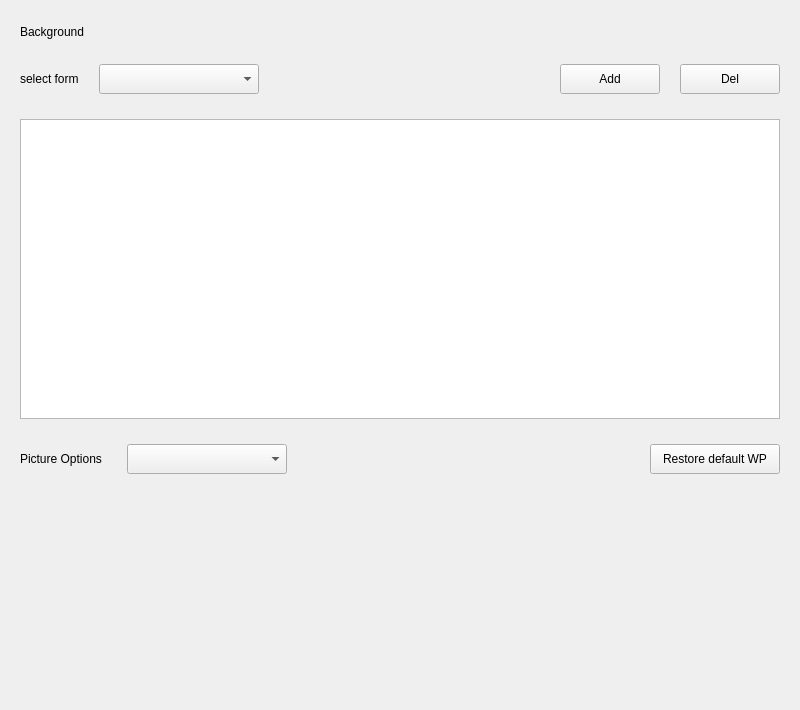
Above: plugins/personalized/wallpaper/wallpaper.ui from ukui/ukui-control-center before the change. Below: the same form after it.
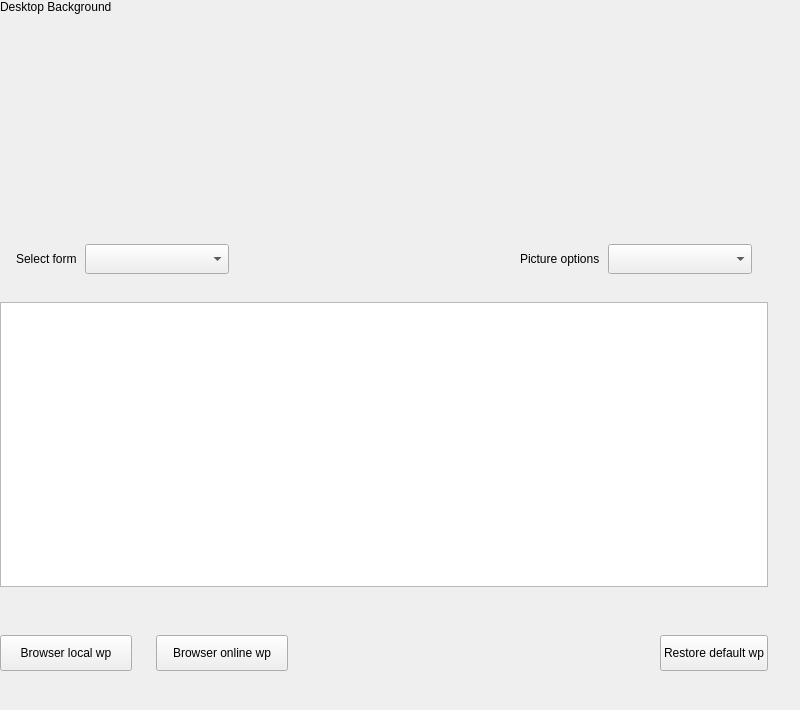
That is the form after the change.

Diff of the .ui file:
```diff
--- a/plugins/personalized/wallpaper/wallpaper.ui
+++ b/plugins/personalized/wallpaper/wallpaper.ui
@@ -27,7 +27,7 @@
   </property>
   <layout class="QVBoxLayout" name="verticalLayout_2">
    <property name="spacing">
-    <number>0</number>
+    <number>2</number>
    </property>
    <property name="leftMargin">
     <number>0</number>
@@ -36,32 +36,13 @@
     <number>0</number>
    </property>
    <property name="rightMargin">
-    <number>0</number>
+    <number>32</number>
    </property>
    <property name="bottomMargin">
-    <number>0</number>
+    <number>30</number>
    </property>
    <item>
-    <widget class="QStackedWidget" name="StackedWidget">
-     <widget class="QWidget" name="Page1">
-      <layout class="QVBoxLayout" name="verticalLayout">
-       <property name="spacing">
-        <number>25</number>
-       </property>
-       <property name="leftMargin">
-        <number>20</number>
-       </property>
-       <property name="topMargin">
-        <number>25</number>
-       </property>
-       <property name="rightMargin">
-        <number>20</number>
-       </property>
-       <property name="bottomMargin">
-        <number>0</number>
-       </property>
-       <item>
-        <widget class="QLabel" name="label">
+    <widget class="QLabel" name="titleLabel">
          <property name="sizePolicy">
           <sizepolicy hsizetype="Fixed" vsizetype="Fixed">
            <horstretch>0</horstretch>
@@ -69,23 +50,127 @@
           </sizepolicy>
          </property>
          <property name="text">
-          <string>Background</string>
-         </property>
-         <property name="scaledContents">
-          <bool>true</bool>
-         </property>
-         <property name="stylesize" stdset="0">
-          <string notr="true">title1#</string>
+      <string>Desktop Background</string>
          </property>
         </widget>
        </item>
+   <item>
+    <spacer name="verticalSpacer">
+     <property name="orientation">
+      <enum>Qt::Vertical</enum>
+     </property>
+     <property name="sizeType">
+      <enum>QSizePolicy::Fixed</enum>
+     </property>
+     <property name="sizeHint" stdset="0">
+      <size>
+       <width>20</width>
+       <height>14</height>
+      </size>
+     </property>
+    </spacer>
+   </item>
        <item>
         <layout class="QHBoxLayout" name="horizontalLayout">
+     <item>
+      <widget class="QLabel" name="previewLabel">
+       <property name="sizePolicy">
+        <sizepolicy hsizetype="Fixed" vsizetype="Fixed">
+         <horstretch>0</horstretch>
+         <verstretch>0</verstretch>
+        </sizepolicy>
+       </property>
+       <property name="minimumSize">
+        <size>
+         <width>300</width>
+         <height>180</height>
+        </size>
+       </property>
+       <property name="maximumSize">
+        <size>
+         <width>300</width>
+         <height>180</height>
+        </size>
+       </property>
+       <property name="text">
+        <string/>
+       </property>
+      </widget>
+     </item>
+     <item>
+      <spacer name="horizontalSpacer_2">
+       <property name="orientation">
+        <enum>Qt::Horizontal</enum>
+       </property>
+       <property name="sizeHint" stdset="0">
+        <size>
+         <width>40</width>
+         <height>20</height>
+        </size>
+       </property>
+      </spacer>
+     </item>
+    </layout>
+   </item>
+   <item>
+    <spacer name="verticalSpacer_2">
+     <property name="orientation">
+      <enum>Qt::Vertical</enum>
+     </property>
+     <property name="sizeType">
+      <enum>QSizePolicy::Fixed</enum>
+     </property>
+     <property name="sizeHint" stdset="0">
+      <size>
+       <width>20</width>
+       <height>22</height>
+      </size>
+     </property>
+    </spacer>
+   </item>
+   <item>
+    <widget class="QWidget" name="switchWidget" native="true">
+     <property name="minimumSize">
+      <size>
+       <width>0</width>
+       <height>50</height>
+      </size>
+     </property>
+     <property name="maximumSize">
+      <size>
+       <width>16777215</width>
+       <height>50</height>
+      </size>
+     </property>
+     <layout class="QHBoxLayout" name="horizontalLayout_3">
          <property name="spacing">
-          <number>20</number>
-         </property>
+       <number>0</number>
+      </property>
+      <property name="leftMargin">
+       <number>0</number>
+      </property>
+      <property name="topMargin">
+       <number>0</number>
+      </property>
+      <property name="rightMargin">
+       <number>0</number>
+      </property>
+      <property name="bottomMargin">
+       <number>0</number>
+      </property>
          <item>
-          <widget class="QLabel" name="label_2">
+       <layout class="QHBoxLayout" name="horizontalLayout_2">
+        <property name="spacing">
+         <number>8</number>
+        </property>
+        <property name="leftMargin">
+         <number>16</number>
+        </property>
+        <property name="rightMargin">
+         <number>16</number>
+        </property>
+        <item>
+         <widget class="QLabel" name="label_3">
            <property name="sizePolicy">
             <sizepolicy hsizetype="Fixed" vsizetype="Fixed">
              <horstretch>0</horstretch>
@@ -93,24 +178,21 @@
             </sizepolicy>
            </property>
            <property name="text">
-            <string>select form</string>
-           </property>
-           <property name="scaledContents">
-            <bool>true</bool>
-           </property>
+           <string>Select form</string>
+          </property>
           </widget>
          </item>
          <item>
-          <widget class="QComboBox" name="formComboBox">
+         <widget class="QComboBox" name="formComBox">
            <property name="minimumSize">
             <size>
-             <width>160</width>
+            <width>144</width>
              <height>30</height>
             </size>
            </property>
            <property name="maximumSize">
             <size>
-             <width>160</width>
+            <width>144</width>
              <height>30</height>
             </size>
            </property>
@@ -121,6 +203,9 @@
            <property name="orientation">
             <enum>Qt::Horizontal</enum>
            </property>
+          <property name="sizeType">
+           <enum>QSizePolicy::Expanding</enum>
+          </property>
            <property name="sizeHint" stdset="0">
             <size>
              <width>40</width>
@@ -130,108 +215,113 @@
           </spacer>
          </item>
          <item>
-          <widget class="QPushButton" name="addPushBtn">
-           <property name="minimumSize">
-            <size>
-             <width>100</width>
-             <height>30</height>
-            </size>
+         <widget class="QLabel" name="label_4">
+          <property name="sizePolicy">
+           <sizepolicy hsizetype="Fixed" vsizetype="Fixed">
+            <horstretch>0</horstretch>
+            <verstretch>0</verstretch>
+           </sizepolicy>
            </property>
            <property name="text">
-            <string>Add</string>
+           <string>Picture options</string>
            </property>
           </widget>
          </item>
          <item>
-          <widget class="QPushButton" name="delPushBtn">
+         <widget class="QComboBox" name="picOptionsComBox">
            <property name="minimumSize">
             <size>
-             <width>100</width>
+            <width>144</width>
              <height>30</height>
             </size>
            </property>
-           <property name="text">
-            <string>Del</string>
+          <property name="maximumSize">
+           <size>
+            <width>144</width>
+            <height>30</height>
+           </size>
            </property>
           </widget>
          </item>
         </layout>
+      </item>
+     </layout>
+    </widget>
        </item>
        <item>
         <widget class="QStackedWidget" name="substackedWidget">
-         <widget class="QWidget" name="picture">
-          <layout class="QVBoxLayout" name="verticalLayout_4">
-           <property name="spacing">
-            <number>0</number>
-           </property>
-           <property name="leftMargin">
-            <number>0</number>
-           </property>
-           <property name="topMargin">
-            <number>0</number>
-           </property>
-           <property name="rightMargin">
-            <number>0</number>
-           </property>
-           <property name="bottomMargin">
-            <number>0</number>
-           </property>
-           <item>
+     <widget class="QWidget" name="picturePage">
             <layout class="QVBoxLayout" name="verticalLayout_3">
              <property name="spacing">
-              <number>25</number>
-             </property>
+        <number>0</number>
+       </property>
+       <property name="leftMargin">
+        <number>0</number>
+       </property>
+       <property name="topMargin">
+        <number>0</number>
+       </property>
+       <property name="rightMargin">
+        <number>0</number>
+       </property>
+       <property name="bottomMargin">
+        <number>0</number>
+       </property>
              <item>
-              <widget class="QListWidget" name="listWidget">
-               <property name="minimumSize">
-                <size>
-                 <width>0</width>
-                 <height>300</height>
-                </size>
-               </property>
-               <property name="maximumSize">
-                <size>
-                 <width>16777215</width>
-                 <height>300</height>
-                </size>
-               </property>
-              </widget>
+        <layout class="QVBoxLayout" name="verticalLayout">
+         <property name="spacing">
+          <number>48</number>
+         </property>
+         <property name="topMargin">
+          <number>16</number>
+         </property>
+         <property name="bottomMargin">
+          <number>9</number>
+         </property>
+         <item>
+          <widget class="QListWidget" name="listWidget"/>
              </item>
              <item>
-              <layout class="QHBoxLayout" name="horizontalLayout_2">
+          <layout class="QHBoxLayout" name="horizontalLayout_4">
                <property name="spacing">
-                <number>25</number>
+            <number>24</number>
                </property>
                <item>
-                <widget class="QLabel" name="label_3">
-                 <property name="sizePolicy">
-                  <sizepolicy hsizetype="Fixed" vsizetype="Fixed">
-                   <horstretch>0</horstretch>
-                   <verstretch>0</verstretch>
-                  </sizepolicy>
-                 </property>
+            <widget class="QPushButton" name="browserLocalwpBtn">
+             <property name="minimumSize">
+              <size>
+               <width>132</width>
+               <height>36</height>
+              </size>
+             </property>
+             <property name="maximumSize">
+              <size>
+               <width>132</width>
+               <height>36</height>
+              </size>
+             </property>
                  <property name="text">
-                  <string>Picture Options</string>
-                 </property>
-                 <property name="scaledContents">
-                  <bool>true</bool>
-                 </property>
+              <string>Browser local wp</string>
+             </property>
                 </widget>
                </item>
                <item>
-                <widget class="QComboBox" name="wpoptionsComboBox">
+            <widget class="QPushButton" name="browserOnlinewpBtn">
                  <property name="minimumSize">
                   <size>
-                   <width>160</width>
-                   <height>30</height>
+               <width>132</width>
+               <height>36</height>
                   </size>
                  </property>
                  <property name="maximumSize">
                   <size>
-                   <width>160</width>
-                   <height>30</height>
-                  </size>
-                 </property>
+               <width>132</width>
+               <height>36</height>
+              </size>
+             </property>
+             <property name="text">
+              <string>Browser online wp</string>
+             </property>
                 </widget>
                </item>
                <item>
@@ -251,93 +341,28 @@
                 <widget class="QPushButton" name="resetBtn">
                  <property name="minimumSize">
                   <size>
-                   <width>130</width>
-                   <height>30</height>
-                  </size>
-                 </property>
-                 <property name="maximumSize">
-                  <size>
-                   <width>130</width>
-                   <height>30</height>
-                  </size>
-                 </property>
-                 <property name="text">
-                  <string>Restore default WP</string>
-                 </property>
-                </widget>
-               </item>
-              </layout>
-             </item>
-             <item>
-              <spacer name="verticalSpacer">
-               <property name="orientation">
-                <enum>Qt::Vertical</enum>
-               </property>
-               <property name="sizeHint" stdset="0">
-                <size>
-                 <width>20</width>
-                 <height>40</height>
-                </size>
-               </property>
-              </spacer>
-             </item>
-            </layout>
-           </item>
-          </layout>
-         </widget>
-         <widget class="QWidget" name="color">
-          <layout class="QVBoxLayout" name="verticalLayout_6">
-           <property name="spacing">
-            <number>25</number>
-           </property>
-           <property name="leftMargin">
-            <number>0</number>
-           </property>
-           <property name="topMargin">
-            <number>0</number>
-           </property>
-           <property name="rightMargin">
-            <number>0</number>
-           </property>
-           <property name="bottomMargin">
-            <number>0</number>
-           </property>
-           <item>
-            <widget class="QListWidget" name="colorListWidget">
-             <property name="minimumSize">
-              <size>
                <width>0</width>
-               <height>300</height>
+               <height>36</height>
               </size>
              </property>
              <property name="maximumSize">
               <size>
                <width>16777215</width>
-               <height>300</height>
+               <height>36</height>
               </size>
              </property>
+             <property name="text">
+              <string>Restore default wp</string>
+             </property>
             </widget>
            </item>
-           <item>
-            <spacer name="verticalSpacer_2">
-             <property name="orientation">
-              <enum>Qt::Vertical</enum>
-             </property>
-             <property name="sizeHint" stdset="0">
-              <size>
-               <width>20</width>
-               <height>40</height>
-              </size>
-             </property>
-            </spacer>
-           </item>
-          </layout>
-         </widget>
-         <widget class="QWidget" name="slideshow"/>
-        </widget>
+          </layout>
+         </item>
+        </layout>
        </item>
       </layout>
      </widget>
+     <widget class="QWidget" name="colorPage"/>
     </widget>
    </item>
   </layout>
```
Lines whose indentation alone changed are shown as unchanged.
